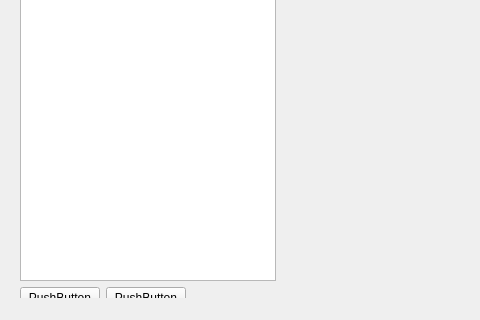
Qt form GroupProject/mainwindow.ui (eeyzr1/2024_Group_01) before a commit; both pictures show x 0 to 480 and y 280 to 600 of the 800 by 600 pixel window.
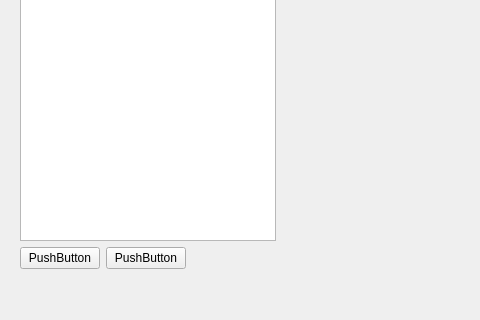
The same form after that commit. Icons and pictures are not drawn.

The edit to the form file:
```diff
--- a/GroupProject/mainwindow.ui
+++ b/GroupProject/mainwindow.ui
@@ -20,7 +20,7 @@
       <x>20</x>
       <y>20</y>
       <width>761</width>
-      <height>521</height>
+      <height>481</height>
      </rect>
     </property>
     <layout class="QVBoxLayout" name="verticalLayout">
```
